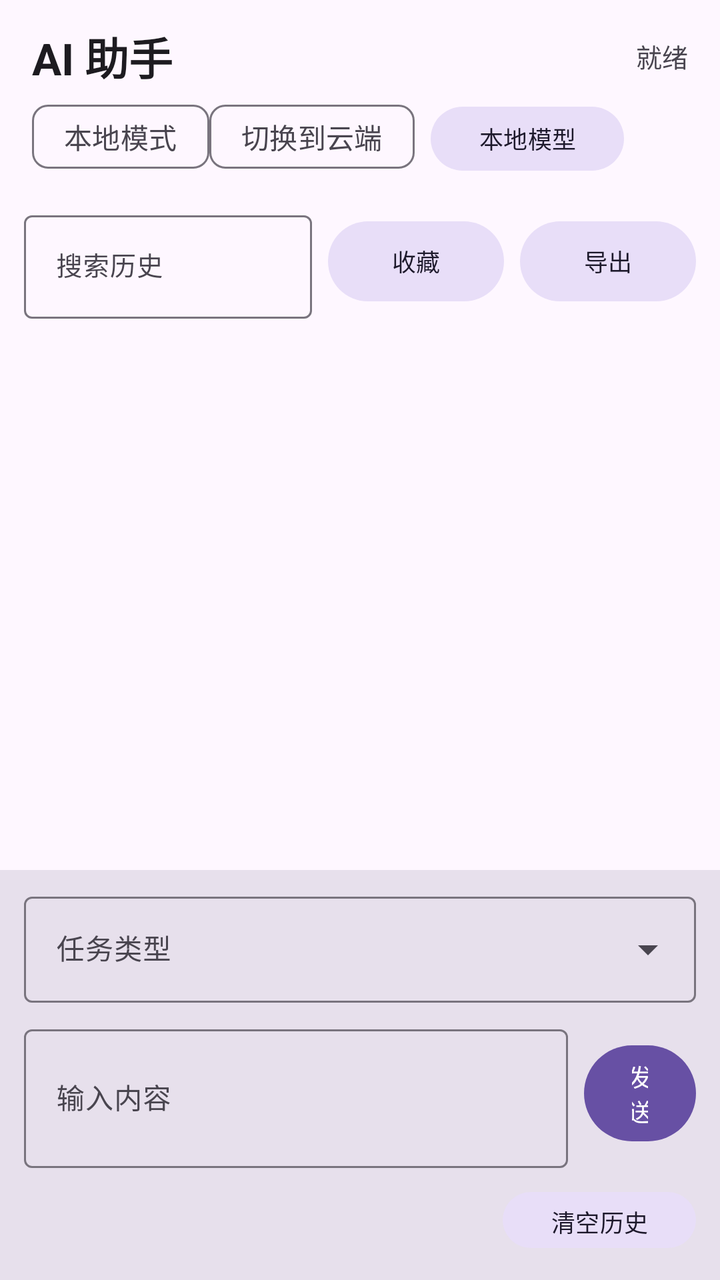
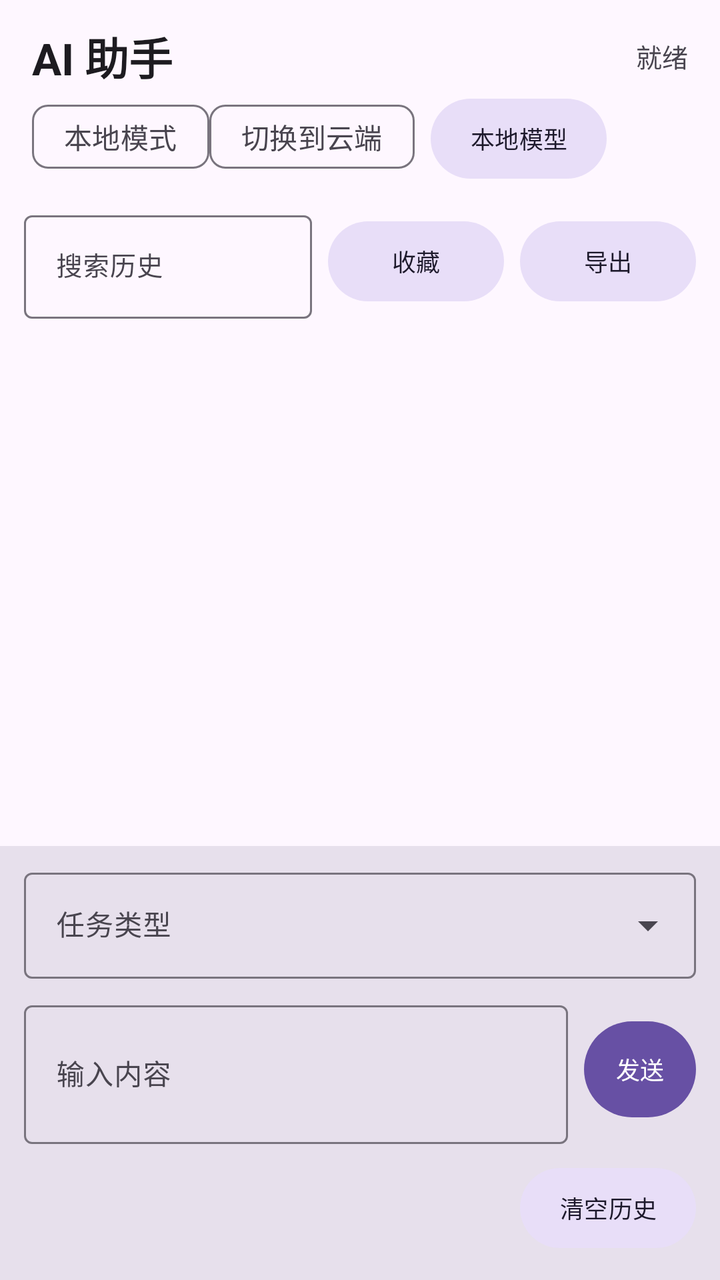

An Android layout rendered at two revisions. The XML below is the earlier revision; the diff shows what the commit changed to produce the second picture.
<!-- AndroidManifest.xml: application theme Theme.GameCenterApp -->
<!-- res/layout/fragment_ai.xml -->
<?xml version="1.0" encoding="utf-8"?>
<LinearLayout xmlns:android="http://schemas.android.com/apk/res/android"
    xmlns:app="http://schemas.android.com/apk/res-auto"
    android:layout_width="match_parent"
    android:layout_height="match_parent"
    android:background="?android:attr/colorBackground"
    android:orientation="vertical">

    
    <LinearLayout
        android:layout_width="match_parent"
        android:layout_height="wrap_content"
        android:orientation="horizontal"
        android:paddingStart="16dp"
        android:paddingTop="12dp"
        android:paddingEnd="16dp"
        android:gravity="center_vertical">

        <TextView
            android:layout_width="0dp"
            android:layout_height="wrap_content"
            android:layout_weight="1"
            android:text="AI 助手"
            android:textColor="?android:attr/textColorPrimary"
            android:textSize="22sp"
            android:textStyle="bold" />

        <TextView
            android:id="@+id/tv_ai_status"
            android:layout_width="wrap_content"
            android:layout_height="wrap_content"
            android:text="就绪"
            android:textColor="?attr/colorOnSurfaceVariant"
            android:textSize="13sp" />
    </LinearLayout>

    
    <LinearLayout
        android:layout_width="match_parent"
        android:layout_height="wrap_content"
        android:orientation="horizontal"
        android:paddingStart="16dp"
        android:paddingEnd="16dp"
        android:paddingBottom="4dp">

        <com.google.android.material.chip.Chip
            android:id="@+id/chip_model_status"
            android:layout_width="wrap_content"
            android:layout_height="wrap_content"
            android:text="本地模式"
            android:checkable="false"
            style="@style/Widget.Material3.Chip.Filter" />

        <com.google.android.material.chip.Chip
            android:id="@+id/chip_mode_switch"
            android:layout_width="wrap_content"
            android:layout_height="wrap_content"
            android:text="切换到云端"
            android:checkable="true"
            style="@style/Widget.Material3.Chip.Filter" />

        <com.google.android.material.button.MaterialButton
            android:id="@+id/btn_ai_model_download"
            style="@style/Widget.Material3.Button.TonalButton"
            android:layout_width="wrap_content"
            android:layout_height="40dp"
            android:layout_marginStart="8dp"
            android:text="本地模型"
            android:textSize="12sp" />
    </LinearLayout>

    <HorizontalScrollView
        android:layout_width="match_parent"
        android:layout_height="wrap_content"
        android:fillViewport="false"
        android:scrollbars="none">

        <LinearLayout
            android:id="@+id/layout_ai_templates"
            android:layout_width="wrap_content"
            android:layout_height="wrap_content"
            android:orientation="horizontal"
            android:paddingStart="12dp"
            android:paddingEnd="12dp"
            android:paddingBottom="6dp" />
    </HorizontalScrollView>

    <LinearLayout
        android:layout_width="match_parent"
        android:layout_height="wrap_content"
        android:gravity="center_vertical"
        android:orientation="horizontal"
        android:paddingStart="12dp"
        android:paddingEnd="12dp"
        android:paddingBottom="6dp">

        <com.google.android.material.textfield.TextInputLayout
            style="@style/Widget.Material3.TextInputLayout.OutlinedBox"
            android:layout_width="0dp"
            android:layout_height="wrap_content"
            android:layout_weight="1"
            android:hint="搜索历史">

            <com.google.android.material.textfield.TextInputEditText
                android:id="@+id/et_ai_search"
                android:layout_width="match_parent"
                android:layout_height="wrap_content"
                android:singleLine="true"
                android:textSize="13sp" />
        </com.google.android.material.textfield.TextInputLayout>

        <com.google.android.material.button.MaterialButton
            android:id="@+id/btn_ai_favorites"
            style="@style/Widget.Material3.Button.TonalButton"
            android:layout_width="wrap_content"
            android:layout_height="48dp"
            android:layout_marginStart="8dp"
            android:text="收藏"
            android:textSize="12sp" />

        <com.google.android.material.button.MaterialButton
            android:id="@+id/btn_ai_export"
            style="@style/Widget.Material3.Button.TonalButton"
            android:layout_width="wrap_content"
            android:layout_height="48dp"
            android:layout_marginStart="8dp"
            android:text="导出"
            android:textSize="12sp" />
    </LinearLayout>

    
    <androidx.recyclerview.widget.RecyclerView
        android:id="@+id/rv_ai_messages"
        android:layout_width="match_parent"
        android:layout_height="0dp"
        android:layout_weight="1"
        android:clipToPadding="false"
        android:padding="12dp" />

    
    <ProgressBar
        android:id="@+id/progress_ai"
        android:layout_width="wrap_content"
        android:layout_height="wrap_content"
        android:layout_gravity="center"
        android:visibility="gone" />

    
    <LinearLayout
        android:layout_width="match_parent"
        android:layout_height="wrap_content"
        android:orientation="vertical"
        android:paddingStart="12dp"
        android:paddingTop="8dp"
        android:paddingEnd="12dp"
        android:paddingBottom="12dp"
        android:background="?attr/colorSurfaceVariant">

        
        <com.google.android.material.textfield.TextInputLayout
            android:id="@+id/til_ai_task_type"
            style="@style/Widget.Material3.TextInputLayout.OutlinedBox.ExposedDropdownMenu"
            android:layout_width="match_parent"
            android:layout_height="wrap_content"
            android:hint="任务类型">

            <AutoCompleteTextView
                android:id="@+id/act_ai_task_type"
                android:layout_width="match_parent"
                android:layout_height="wrap_content"
                android:inputType="none"
                android:textSize="14sp" />
        </com.google.android.material.textfield.TextInputLayout>

        <LinearLayout
            android:layout_width="match_parent"
            android:layout_height="wrap_content"
            android:layout_marginTop="8dp"
            android:orientation="horizontal"
            android:gravity="center_vertical">

            <com.google.android.material.textfield.TextInputLayout
                android:layout_width="0dp"
                android:layout_height="wrap_content"
                android:layout_weight="1"
                android:hint="输入内容"
                style="@style/Widget.Material3.TextInputLayout.OutlinedBox">

                <com.google.android.material.textfield.TextInputEditText
                    android:id="@+id/et_ai_input"
                    android:layout_width="match_parent"
                    android:layout_height="wrap_content"
                    android:inputType="textMultiLine"
                    android:maxLines="4"
                    android:minLines="2"
                    android:textSize="14sp" />
            </com.google.android.material.textfield.TextInputLayout>

            <com.google.android.material.button.MaterialButton
                android:id="@+id/btn_ai_send"
                android:layout_width="56dp"
                android:layout_height="56dp"
                android:layout_marginStart="8dp"
                android:text="发送"
                android:textSize="12sp"
                app:cornerRadius="28dp"
                style="@style/Widget.Material3.Button" />
        </LinearLayout>

        <LinearLayout
            android:layout_width="match_parent"
            android:layout_height="wrap_content"
            android:layout_marginTop="8dp"
            android:orientation="horizontal"
            android:gravity="end">

            <com.google.android.material.button.MaterialButton
                android:id="@+id/btn_ai_open_full"
                style="@style/Widget.Material3.Button.TonalButton"
                android:layout_width="wrap_content"
                android:layout_height="36dp"
                android:text="清空历史"
                android:textSize="12sp" />
        </LinearLayout>
    </LinearLayout>
</LinearLayout>
<!-- resources referenced by this layout -->
<resources>
  <style name="Theme.GameCenterApp" parent="Theme.Material3.DayNight.NoActionBar">
          <item name="colorPrimary">@color/md_theme_light_primary</item>
          <item name="colorOnPrimary">@color/md_theme_light_on_primary</item>
          <item name="colorPrimaryContainer">@color/md_theme_light_primary_container</item>
          <item name="colorOnPrimaryContainer">@color/md_theme_light_on_primary_container</item>
          <item name="colorSecondary">@color/md_theme_light_secondary</item>
          <item name="colorOnSecondary">@color/md_theme_light_on_secondary</item>
          <item name="colorSecondaryContainer">@color/md_theme_light_secondary_container</item>
          <item name="colorOnSecondaryContainer">@color/md_theme_light_on_secondary_container</item>
          <item name="colorSurface">@color/md_theme_light_surface</item>
          <item name="colorOnSurface">@color/md_theme_light_on_surface</item>
          <item name="colorOnSurfaceVariant">@color/md_theme_light_on_surface_variant</item>
          <item name="android:colorBackground">@color/md_theme_light_background</item>
          <item name="android:statusBarColor">@color/md_theme_light_surface</item>
          <item name="android:navigationBarColor">@color/md_theme_light_surface</item>
          <item name="android:windowLightStatusBar">true</item>
      </style>
  <color name="md_theme_light_primary">#6750A4</color>
  <color name="md_theme_light_on_primary">#FFFFFF</color>
  <color name="md_theme_light_primary_container">#EADDFF</color>
  <color name="md_theme_light_on_primary_container">#21005D</color>
  <color name="md_theme_light_secondary">#625B71</color>
  <color name="md_theme_light_on_secondary">#FFFFFF</color>
  <color name="md_theme_light_secondary_container">#E8DEF8</color>
  <color name="md_theme_light_on_secondary_container">#1D192B</color>
  <color name="md_theme_light_surface">#FEF7FF</color>
  <color name="md_theme_light_on_surface">#1D1B20</color>
  <color name="md_theme_light_on_surface_variant">#49454F</color>
  <color name="md_theme_light_background">#FEF7FF</color>
</resources>

<!-- the commit's change to res/layout/fragment_ai.xml (unified diff, before → after) -->
@@ -61,9 +61,9 @@
 
         <com.google.android.material.button.MaterialButton
             android:id="@+id/btn_ai_model_download"
-            style="@style/Widget.Material3.Button.TonalButton"
-            android:layout_width="wrap_content"
-            android:layout_height="40dp"
+            style="@style/Widget.GameCenter.Button.Tonal"
+            android:layout_width="wrap_content"
+            android:layout_height="48dp"
             android:layout_marginStart="8dp"
             android:text="本地模型"
             android:textSize="12sp" />
@@ -111,7 +111,7 @@
 
         <com.google.android.material.button.MaterialButton
             android:id="@+id/btn_ai_favorites"
-            style="@style/Widget.Material3.Button.TonalButton"
+            style="@style/Widget.GameCenter.Button.Tonal"
             android:layout_width="wrap_content"
             android:layout_height="48dp"
             android:layout_marginStart="8dp"
@@ -120,7 +120,7 @@
 
         <com.google.android.material.button.MaterialButton
             android:id="@+id/btn_ai_export"
-            style="@style/Widget.Material3.Button.TonalButton"
+            style="@style/Widget.GameCenter.Button.Tonal"
             android:layout_width="wrap_content"
             android:layout_height="48dp"
             android:layout_marginStart="8dp"
@@ -204,7 +204,7 @@
                 android:text="发送"
                 android:textSize="12sp"
                 app:cornerRadius="28dp"
-                style="@style/Widget.Material3.Button" />
+                style="@style/Widget.GameCenter.Button" />
         </LinearLayout>
 
         <LinearLayout
@@ -216,9 +216,9 @@
 
             <com.google.android.material.button.MaterialButton
                 android:id="@+id/btn_ai_open_full"
-                style="@style/Widget.Material3.Button.TonalButton"
+                style="@style/Widget.GameCenter.Button.Tonal"
                 android:layout_width="wrap_content"
-                android:layout_height="36dp"
+                android:layout_height="48dp"
                 android:text="清空历史"
                 android:textSize="12sp" />
         </LinearLayout>
<!-- resource entries referenced after the edit -->
@@ -1,5 +1,29 @@
 <!-- resources referenced by this layout -->
 <resources>
+  <style name="Widget.GameCenter.Button" parent="Widget.Material3.Button">
+          <item name="android:minHeight">48dp</item>
+          <item name="minHeight">48dp</item>
+          <item name="android:paddingTop">6dp</item>
+          <item name="android:paddingBottom">6dp</item>
+          <item name="android:paddingStart">12dp</item>
+          <item name="android:paddingEnd">12dp</item>
+          <item name="android:includeFontPadding">true</item>
+          <item name="android:maxLines">2</item>
+          <item name="android:ellipsize">end</item>
+          <item name="android:textAllCaps">false</item>
+      </style>
+  <style name="Widget.GameCenter.Button.Tonal" parent="Widget.Material3.Button.TonalButton">
+          <item name="android:minHeight">48dp</item>
+          <item name="minHeight">48dp</item>
+          <item name="android:paddingTop">6dp</item>
+          <item name="android:paddingBottom">6dp</item>
+          <item name="android:paddingStart">12dp</item>
+          <item name="android:paddingEnd">12dp</item>
+          <item name="android:includeFontPadding">true</item>
+          <item name="android:maxLines">2</item>
+          <item name="android:ellipsize">end</item>
+          <item name="android:textAllCaps">false</item>
+      </style>
   <style name="Theme.GameCenterApp" parent="Theme.Material3.DayNight.NoActionBar">
           <item name="colorPrimary">@color/md_theme_light_primary</item>
           <item name="colorOnPrimary">@color/md_theme_light_on_primary</item>
@@ -16,6 +40,8 @@
           <item name="android:statusBarColor">@color/md_theme_light_surface</item>
           <item name="android:navigationBarColor">@color/md_theme_light_surface</item>
           <item name="android:windowLightStatusBar">true</item>
+          <item name="materialButtonStyle">@style/Widget.GameCenter.Button</item>
+          <item name="android:buttonStyle">@style/Widget.GameCenter.PlatformButton</item>
       </style>
   <color name="md_theme_light_primary">#6750A4</color>
   <color name="md_theme_light_on_primary">#FFFFFF</color>
@@ -29,5 +55,14 @@
   <color name="md_theme_light_on_surface">#1D1B20</color>
   <color name="md_theme_light_on_surface_variant">#49454F</color>
   <color name="md_theme_light_background">#FEF7FF</color>
+  <style name="Widget.GameCenter.PlatformButton" parent="@android:style/Widget.Material.Button">
+          <item name="android:minHeight">44dp</item>
+          <item name="android:paddingTop">4dp</item>
+          <item name="android:paddingBottom">4dp</item>
+          <item name="android:includeFontPadding">true</item>
+          <item name="android:maxLines">2</item>
+          <item name="android:ellipsize">end</item>
+          <item name="android:textAllCaps">false</item>
+      </style>
 </resources>
 
